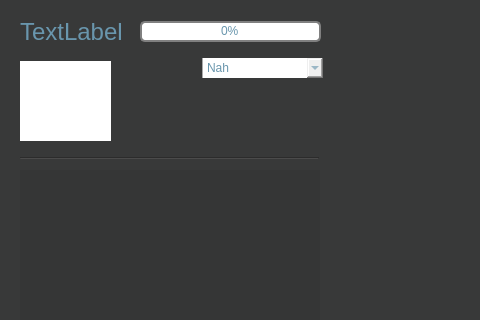
Old version of the form dashboard.ui in the repository sweldon/blastboard; both pictures show x 0 to 480 and y 0 to 320 of the 1250 by 750 pixel window.
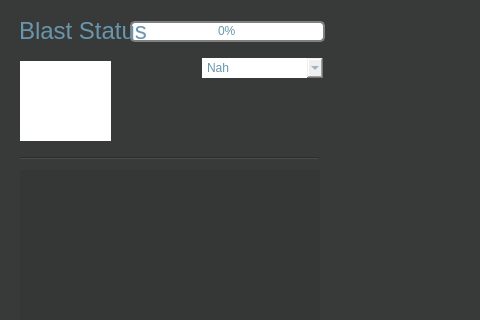
New version of the form. Custom widgets are drawn as their Qt base class.

Commit message: Removed border on window to prepare for custom header

```diff
--- a/dashboard.ui
+++ b/dashboard.ui
@@ -577,7 +577,7 @@
       <cursorShape>PointingHandCursor</cursorShape>
      </property>
      <property name="styleSheet">
-      <string notr="true">subcontrol-origin: padding;subcontrol-position: top right;width: 15px;border-left-width: 1px;border-left-color: darkgray;border-left-style: solid;border-top-right-radius: 3px;border-bottom-right-radius: 3px;</string>
+      <string notr="true"/>
      </property>
      <property name="maxVisibleItems">
       <number>5</number>
@@ -637,9 +637,9 @@
     <widget class="QProgressBar" name="progressBar">
      <property name="geometry">
       <rect>
-       <x>130</x>
+       <x>120</x>
        <y>10</y>
-       <width>181</width>
+       <width>195</width>
        <height>21</height>
       </rect>
      </property>
@@ -674,8 +674,8 @@
     <widget class="QLabel" name="label">
      <property name="geometry">
       <rect>
-       <x>10</x>
-       <y>10</y>
+       <x>9</x>
+       <y>9</y>
        <width>131</width>
        <height>21</height>
       </rect>
@@ -689,7 +689,7 @@
       <string notr="true">color:#6996AD;</string>
      </property>
      <property name="text">
-      <string>TextLabel</string>
+      <string>Blast Status</string>
      </property>
     </widget>
    </widget>
```
Left out of the diff: 23 changed lines with no effect on the pictures. The commit also changes 4 other files.
